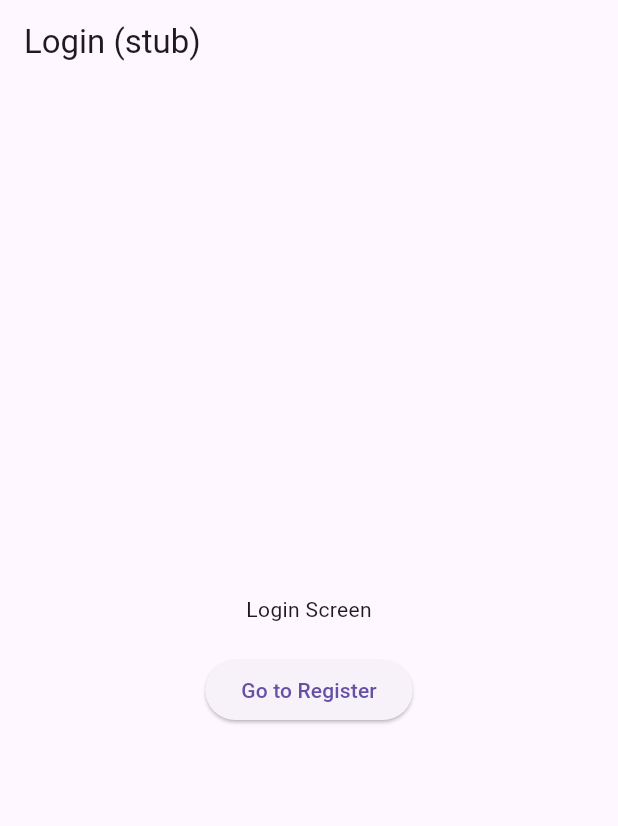
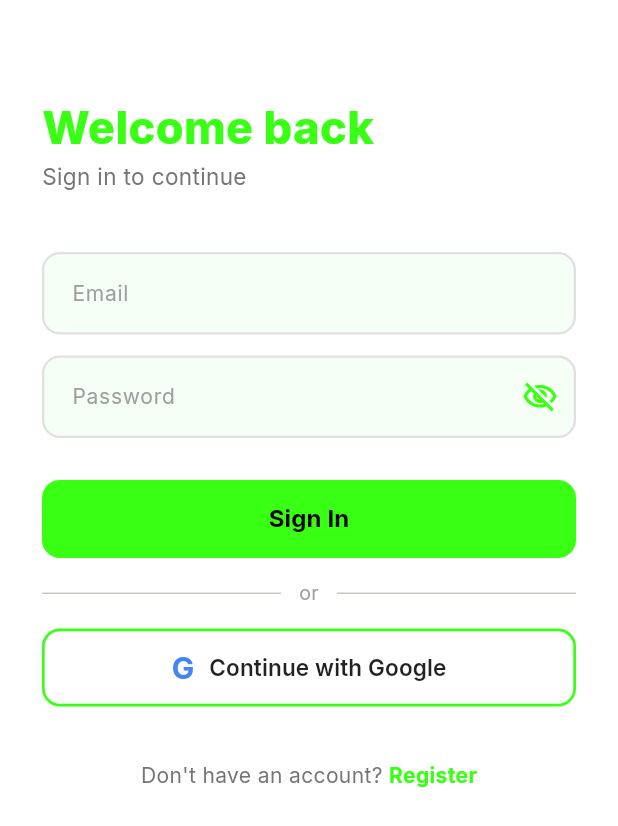
Before and after one commit to mrudnit/aya_app, a Flutter app: the screen it shows after launch, on a phone screen of 412 x 824 dp. Shown: the top 826 px of the screen. Run offline on Flutter 3.47's test engine with Material 3 defaults, Android fonts, the phone set to English and light mode, and no system bars; our stand-ins replace firebase_auth, firebase_core, google_fonts, google_sign_in; accounts and stored records are empty.

Commit message:
Add login_screen

```diff
--- a/lib/screens/auth/login_screen.dart
+++ b/lib/screens/auth/login_screen.dart
@@ -1,31 +1,209 @@
+import 'package:firebase_auth/firebase_auth.dart';
 import 'package:flutter/material.dart';
+import 'package:google_fonts/google_fonts.dart';
+
+import '../../services/auth_service.dart';
 import 'register_screen.dart';
+import 'package:aya_app/widgets/neon_widgets.dart';
 
-class LoginScreen extends StatelessWidget {
+class LoginScreen extends StatefulWidget {
   const LoginScreen({super.key});
+
+  @override
+  State<LoginScreen> createState() => _LoginScreenState();
+}
+
+class _LoginScreenState extends State<LoginScreen> {
+  final _formKey = GlobalKey<FormState>();
+  final _emailCtrl = TextEditingController();
+  final _passCtrl = TextEditingController();
+  final _service = AuthService();
+
+  bool _loading = false;
+  bool _obscure = true;
+  String? _error;
+
+  @override
+  void dispose() {
+    _emailCtrl.dispose();
+    _passCtrl.dispose();
+    super.dispose();
+  }
+
+  Future<void> _login() async {
+    if (!(_formKey.currentState?.validate() ?? false)) return;
+    setState(() {
+      _loading = true;
+      _error = null;
+    });
+
+    try {
+      await _service.login(
+        email: _emailCtrl.text,
+        password: _passCtrl.text,
+      );
+    } on FirebaseAuthException catch (e) {
+      setState(() => _error = AuthService.errorMessage(e));
+    } finally {
+      if (mounted) setState(() => _loading = false);
+    }
+  }
+
+  Future<void> _googleSignIn() async {
+    setState(() {
+      _loading = true;
+      _error = null;
+    });
+
+    try {
+      await _service.signInWithGoogle();
+    } on FirebaseAuthException catch (e) {
+      setState(() => _error = AuthService.errorMessage(e));
+    } catch (_) {
+      // User cancelled Google picker — do nothing
+    } finally {
+      if (mounted) setState(() => _loading = false);
+    }
+  }
 
   @override
   Widget build(BuildContext context) {
     return Scaffold(
-      appBar: AppBar(title: const Text('Login (stub)')),
-      body: Center(
-        child: Column(
-          mainAxisAlignment: MainAxisAlignment.center,
-          children: [
-            const Text('Login Screen'),
-            const SizedBox(height: 20),
-            ElevatedButton(
-              onPressed: () {
-                Navigator.push(
-                  context,
-                  MaterialPageRoute(
-                    builder: (_) => const RegisterScreen(),
+      backgroundColor: Colors.white,
+      body: SafeArea(
+        child: SingleChildScrollView(
+          padding: const EdgeInsets.symmetric(horizontal: 28),
+          child: Form(
+            key: _formKey,
+            child: Column(
+              crossAxisAlignment: CrossAxisAlignment.start,
+              children: [
+                const SizedBox(height: 64),
+                // Title
+                Text(
+                  'Welcome back',
+                  style: GoogleFonts.inter(
+                    fontSize: 30,
+                    fontWeight: FontWeight.w800,
+                    color: const Color(0xFF39FF14),
                   ),
-                );
-              },
-              child: const Text('Go to Register'),
+                ),
+                Text(
+                  'Sign in to continue',
+                  style: GoogleFonts.inter(
+                    fontSize: 15,
+                    color: Colors.grey.shade600,
+                  ),
+                ),
+                const SizedBox(height: 40),
+                // Error banner
+                if (_error != null) ...[
+                  Container(
+                    width: double.infinity,
+                    padding: const EdgeInsets.all(12),
+                    decoration: BoxDecoration(
+                      color: Colors.red.shade50,
+                      border: Border.all(color: Colors.red.shade300),
+                      borderRadius: BorderRadius.circular(10),
+                    ),
+                    child: Text(
+                      _error!,
+                      style: GoogleFonts.inter(
+                        color: Colors.red.shade700,
+                        fontSize: 13,
+                      ),
+                    ),
+                  ),
+                  const SizedBox(height: 16),
+                ],
+                // Email
+                NeonField(
+                  controller: _emailCtrl,
+                  label: 'Email',
+                  keyboardType: TextInputType.emailAddress,
+                  validator: (v) {
+                    if (v == null || v.trim().isEmpty) return 'Email is required';
+                    if (!v.contains('@')) return 'Enter a valid email';
+                    return null;
+                  },
+                ),
+                const SizedBox(height: 14),
+                // Password
+                NeonField(
+                  controller: _passCtrl,
+                  label: 'Password',
+                  obscureText: _obscure,
+                  suffixIcon: IconButton(
+                    icon: Icon(
+                      _obscure
+                          ? Icons.visibility_off_outlined
+                          : Icons.visibility_outlined,
+                      color: const Color(0xFF39FF14),
+                    ),
+                    onPressed: () => setState(() => _obscure = !_obscure),
+                  ),
+                  validator: (v) =>
+                  (v == null || v.isEmpty) ? 'Password is required' : null,
+                ),
+                const SizedBox(height: 28),
+                // Submit button
+                NeonButton(
+                  label: 'Sign In',
+                  loading: _loading,
+                  onPressed: _login,
+                ),
+                const SizedBox(height: 14),
+                // Divider
+                Row(
+                  children: [
+                    const Expanded(child: Divider()),
+                    Padding(
+                      padding: const EdgeInsets.symmetric(horizontal: 12),
+                      child: Text(
+                        'or',
+                        style: GoogleFonts.inter(
+                          color: Colors.grey.shade500,
+                          fontSize: 13,
+                        ),
+                      ),
+                    ),
+                    const Expanded(child: Divider()),
+                  ],
+                ),
+                const SizedBox(height: 14),
+
+                GoogleButton(loading: _loading, onPressed: _googleSignIn),
+                const SizedBox(height: 36),
+
+                Row(
+                  mainAxisAlignment: MainAxisAlignment.center,
+                  children: [
+                    Text(
+                      "Don't have an account? ",
+                      style: GoogleFonts.inter(
+                        color: Colors.grey.shade600,
+                        fontSize: 14,
+                      ),
+                    ),
+                    GestureDetector(
+                      onTap: () => Navigator.of(context).push(
+                        MaterialPageRoute(builder: (_) => const RegisterScreen()),
+                      ),
+                      child: Text(
+                        'Register',
+                        style: GoogleFonts.inter(
+                          color: const Color(0xFF39FF14),
+                          fontWeight: FontWeight.w700,
+                          fontSize: 14,
+                        ),
+                      ),
+                    ),
+                  ],
+                ),
+                const SizedBox(height: 32),
+              ],
             ),
-          ],
+          ),
         ),
       ),
     );
```
